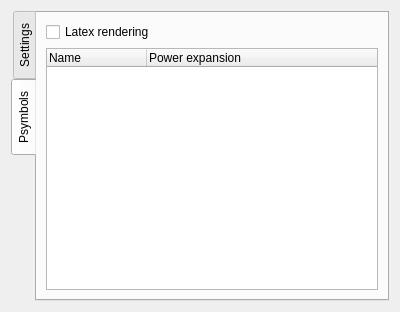
This is pyranha/Gui/__panelWidget.ui in 7ofNine/piranha as Qt 5 draws it before an edit. The edited form follows.
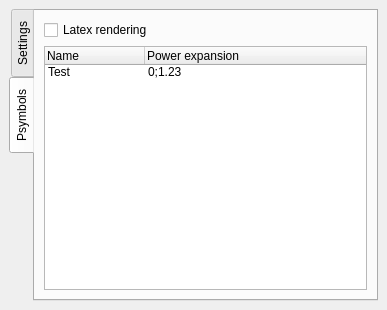
This is the edited form. The open tabs and pages were chosen to show the change. Icons and pictures are not drawn.

Commit message: Reverted back to an older version of panelWidget.ui, there is some breakage going on.

What changed in the file:
```diff
--- a/pyranha/Gui/__panelWidget.ui
+++ b/pyranha/Gui/__panelWidget.ui
@@ -5,14 +5,40 @@
    <rect>
     <x>0</x>
     <y>0</y>
-    <width>400</width>
-    <height>312</height>
+    <width>387</width>
+    <height>310</height>
    </rect>
   </property>
+  <property name="sizePolicy" >
+   <sizepolicy>
+    <hsizetype>1</hsizetype>
+    <vsizetype>1</vsizetype>
+    <horstretch>0</horstretch>
+    <verstretch>0</verstretch>
+   </sizepolicy>
+  </property>
+  <property name="minimumSize" >
+   <size>
+    <width>347</width>
+    <height>235</height>
+   </size>
+  </property>
+  <property name="maximumSize" >
+   <size>
+    <width>3000</width>
+    <height>3000</height>
+   </size>
+  </property>
   <property name="windowTitle" >
    <string>Form</string>
   </property>
   <layout class="QGridLayout" >
+   <property name="margin" >
+    <number>9</number>
+   </property>
+   <property name="spacing" >
+    <number>6</number>
+   </property>
    <item row="0" column="0" >
     <widget class="QTabWidget" name="tabWidget" >
      <property name="tabPosition" >
@@ -222,19 +248,7 @@
        <property name="leftMargin" >
         <number>9</number>
        </property>
-       <property name="topMargin" >
-        <number>9</number>
-       </property>
-       <property name="rightMargin" >
-        <number>9</number>
-       </property>
-       <property name="bottomMargin" >
-        <number>9</number>
-       </property>
-       <property name="horizontalSpacing" >
-        <number>6</number>
-       </property>
-       <property name="verticalSpacing" >
+       <property name="spacing" >
         <number>6</number>
        </property>
        <item row="1" column="0" >
@@ -255,6 +269,17 @@
            <string>Power expansion</string>
           </property>
          </column>
+         <item>
+          <property name="text" >
+           <string>Test</string>
+          </property>
+          <property name="icon" >
+           <iconset resource="__resources.qrc" >:/images/reload.png</iconset>
+          </property>
+          <property name="text" >
+           <string>0;1.23</string>
+          </property>
+         </item>
         </widget>
        </item>
        <item row="0" column="0" >
```
Left out of the diff: 26 changed lines with no effect on the pictures.
